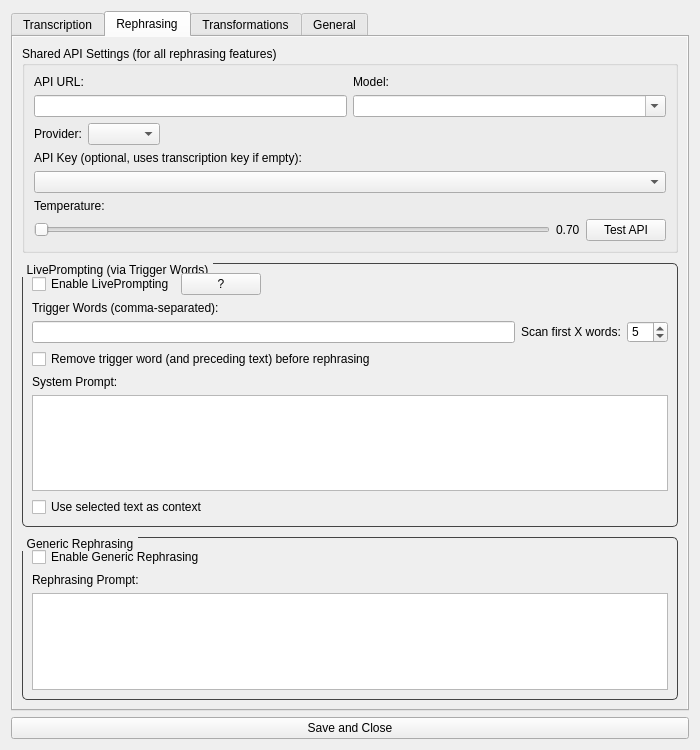
bjspi/WhisperTyper, file app/resources/main_window.ui: the form before one commit.
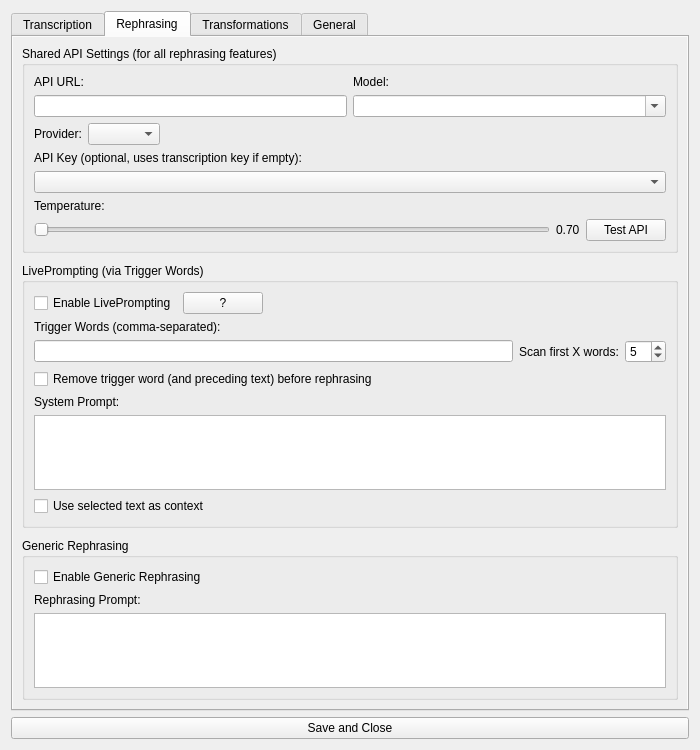
The form after the commit. The open tabs and pages were chosen to show the change.

```diff
--- a/app/resources/main_window.ui
+++ b/app/resources/main_window.ui
@@ -458,21 +458,6 @@
        </item>
        <item>
         <widget class="QGroupBox" name="liveprompt_group">
-         <property name="styleSheet">
-          <string>
-            QGroupBox {
-                border: 1px solid #444;
-                border-radius: 5px;
-                margin-top: 1ex;
-            }
-            QGroupBox::title {
-                subcontrol-origin: margin;
-                subcontrol-position: top left;
-                padding: 0 3px;
-                border-radius: 3px;
-            }
-        </string>
-         </property>
          <property name="title">
           <string>LivePrompting (via Trigger Words)</string>
          </property>
@@ -571,21 +556,6 @@
        </item>
        <item>
         <widget class="QGroupBox" name="generic_rephrase_group">
-         <property name="styleSheet">
-          <string>
-            QGroupBox {
-                border: 1px solid #444;
-                border-radius: 5px;
-                margin-top: 1ex;
-            }
-            QGroupBox::title {
-                subcontrol-origin: margin;
-                subcontrol-position: top left;
-                padding: 0 3px;
-                border-radius: 3px;
-            }
-        </string>
-         </property>
          <property name="title">
           <string>Generic Rephrasing</string>
          </property>
```
Left out of the diff: 15 changed lines with no effect on the pictures.
